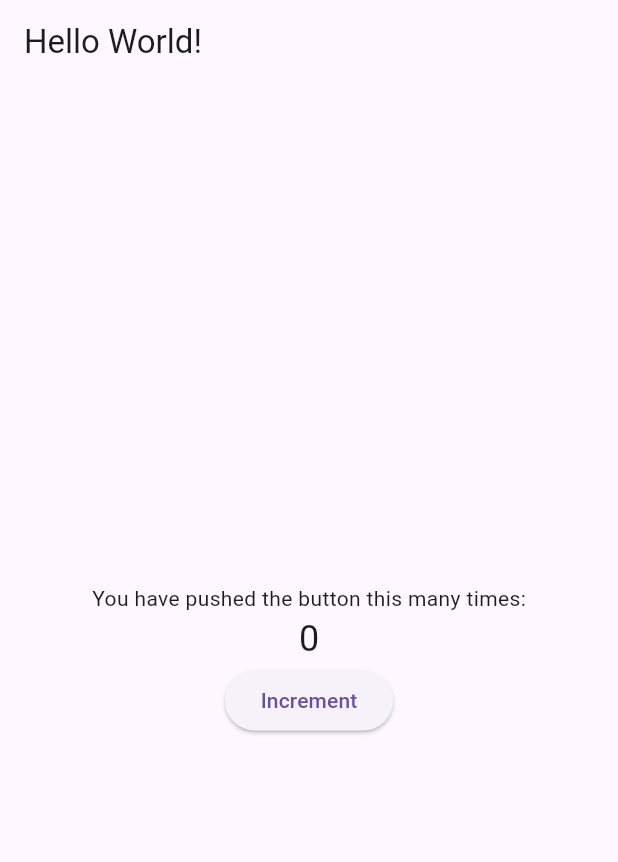
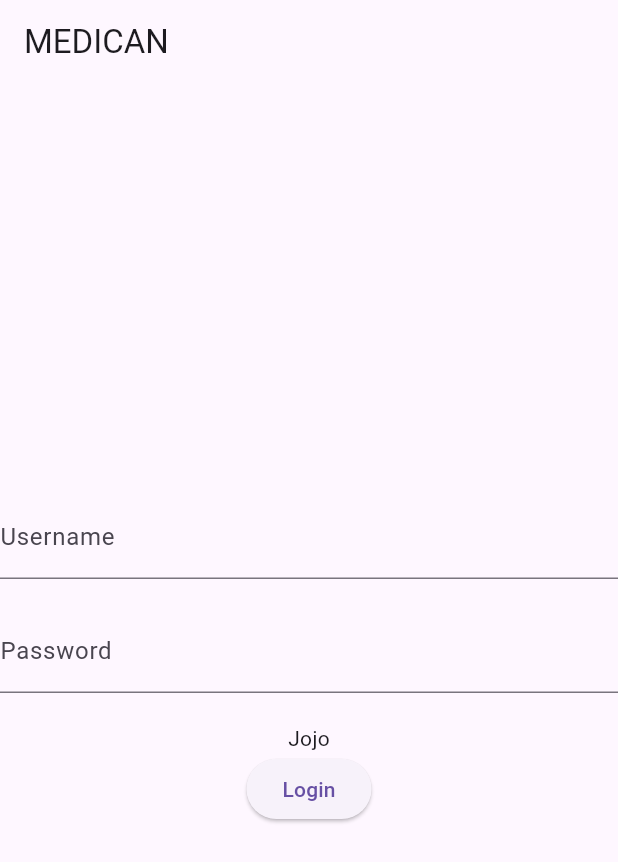
Before and after one commit to jlgary257/MEDICAN, a Flutter app: the screen it shows after launch, on a phone screen of 412 x 824 dp. Shown: the top 862 px of the screen. Run offline on Flutter 3.47's test engine with Material 3 defaults, Android fonts, the phone set to English and light mode, and no system bars.

Commit message:
Login Page created with fixing

```diff
--- a/flutmain/lib/main.dart
+++ b/flutmain/lib/main.dart
@@ -6,8 +6,9 @@
   @override
   Widget build(BuildContext context) {
     return MaterialApp(
-      title: 'My Flutter App', // App title displayed in the status bar
-      home: MyHomePage(title: 'Hello World!'), // Set the home screen
+      debugShowCheckedModeBanner: false,
+      title: 'MEDICAN', // App title displayed in the status bar
+      home: MyHomePage(title: 'MEDICAN'), // Set the home screen
     );
   }
 }
@@ -22,14 +23,8 @@
 }
 
 class _MyHomePageState extends State<MyHomePage> {
-  int _counter = 0; // State variable to keep track of counter
-
-  void _incrementCounter() {
-    setState(() {
-      // Update state and rebuild the widget
-      _counter++;
-    });
-  }
+  TextEditingController username = TextEditingController();
+  TextEditingController password = TextEditingController();
 
   @override
   Widget build(BuildContext context) {
@@ -42,16 +37,28 @@
           mainAxisAlignment:
               MainAxisAlignment.center, // Align content vertically
           children: <Widget>[
-            Text(
-              'You have pushed the button this many times:',
+            TextField(
+              controller: username,
+              decoration: InputDecoration(labelText: 'Username'),
             ),
-            Text(
-              '$_counter', // Display counter value
-              style: TextStyle(fontSize: 24.0),
+            SizedBox(height: 20.0),
+            TextField(
+              controller: password,
+              decoration: InputDecoration(labelText: 'Password'),
+              obscureText: true,
             ),
+            SizedBox(height: 20.0),
+            Text('Jojo'),
             ElevatedButton(
-              onPressed: _incrementCounter,
-              child: Text('Increment'),
+              onPressed: () {
+                final snackBar = SnackBar(
+                  content: Text('$username'), // Text displayed in the Snackbar
+                  backgroundColor:
+                      Colors.red, // Optional: Customize background color
+                );
+                ScaffoldMessenger.of(context).showSnackBar(snackBar);
+              },
+              child: Text('Login'),
             ),
           ],
         ),
```
